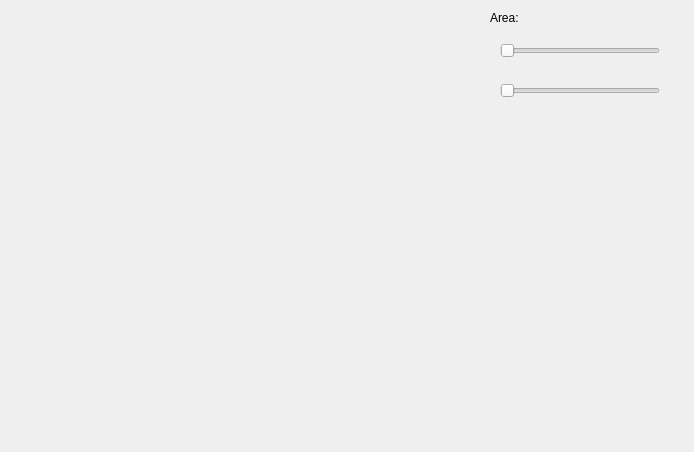
Above: ContoursDisplayer.ui from egoal/ImageProcessAssistant before the change. Below: the same form after it.
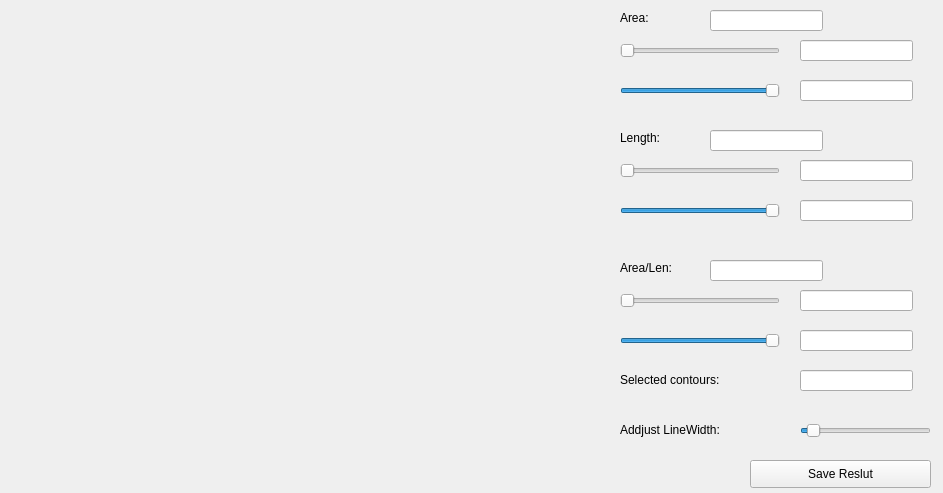
That is the form after the change.

Commit message: 20160605 contour filter function implemented

Diff of the .ui file:
```diff
--- a/ContoursDisplayer.ui
+++ b/ContoursDisplayer.ui
@@ -6,8 +6,8 @@
    <rect>
     <x>0</x>
     <y>0</y>
-    <width>694</width>
-    <height>452</height>
+    <width>943</width>
+    <height>493</height>
    </rect>
   </property>
   <property name="windowTitle">
@@ -18,7 +18,7 @@
     <rect>
      <x>10</x>
      <y>10</y>
-     <width>411</width>
+     <width>561</width>
      <height>431</height>
     </rect>
    </property>
@@ -29,12 +29,15 @@
   <widget class="QSlider" name="horizontalSlider">
    <property name="geometry">
     <rect>
-     <x>500</x>
+     <x>620</x>
      <y>40</y>
      <width>160</width>
      <height>22</height>
     </rect>
    </property>
+   <property name="maximum">
+    <number>100</number>
+   </property>
    <property name="orientation">
     <enum>Qt::Horizontal</enum>
    </property>
@@ -42,12 +45,18 @@
   <widget class="QSlider" name="horizontalSlider_2">
    <property name="geometry">
     <rect>
-     <x>500</x>
+     <x>620</x>
      <y>80</y>
      <width>160</width>
      <height>22</height>
     </rect>
    </property>
+   <property name="maximum">
+    <number>100</number>
+   </property>
+   <property name="value">
+    <number>100</number>
+   </property>
    <property name="orientation">
     <enum>Qt::Horizontal</enum>
    </property>
@@ -55,16 +64,303 @@
   <widget class="QLabel" name="label">
    <property name="geometry">
     <rect>
-     <x>490</x>
+     <x>620</x>
      <y>10</y>
-     <width>72</width>
-     <height>15</height>
+     <width>51</width>
+     <height>16</height>
     </rect>
    </property>
    <property name="text">
     <string>Area:</string>
    </property>
   </widget>
+  <widget class="QLineEdit" name="AreaRange">
+   <property name="geometry">
+    <rect>
+     <x>710</x>
+     <y>10</y>
+     <width>113</width>
+     <height>21</height>
+    </rect>
+   </property>
+   <property name="readOnly">
+    <bool>true</bool>
+   </property>
+  </widget>
+  <widget class="QLabel" name="label_2">
+   <property name="geometry">
+    <rect>
+     <x>620</x>
+     <y>130</y>
+     <width>51</width>
+     <height>16</height>
+    </rect>
+   </property>
+   <property name="text">
+    <string>Length:</string>
+   </property>
+  </widget>
+  <widget class="QSlider" name="LengthHigh">
+   <property name="geometry">
+    <rect>
+     <x>620</x>
+     <y>200</y>
+     <width>160</width>
+     <height>22</height>
+    </rect>
+   </property>
+   <property name="maximum">
+    <number>100</number>
+   </property>
+   <property name="value">
+    <number>100</number>
+   </property>
+   <property name="orientation">
+    <enum>Qt::Horizontal</enum>
+   </property>
+  </widget>
+  <widget class="QLineEdit" name="LengthRange">
+   <property name="geometry">
+    <rect>
+     <x>710</x>
+     <y>130</y>
+     <width>113</width>
+     <height>21</height>
+    </rect>
+   </property>
+   <property name="readOnly">
+    <bool>true</bool>
+   </property>
+  </widget>
+  <widget class="QSlider" name="LengthLow">
+   <property name="geometry">
+    <rect>
+     <x>620</x>
+     <y>160</y>
+     <width>160</width>
+     <height>22</height>
+    </rect>
+   </property>
+   <property name="maximum">
+    <number>100</number>
+   </property>
+   <property name="orientation">
+    <enum>Qt::Horizontal</enum>
+   </property>
+  </widget>
+  <widget class="QLineEdit" name="editAreaLow">
+   <property name="geometry">
+    <rect>
+     <x>800</x>
+     <y>40</y>
+     <width>113</width>
+     <height>21</height>
+    </rect>
+   </property>
+   <property name="readOnly">
+    <bool>true</bool>
+   </property>
+  </widget>
+  <widget class="QLineEdit" name="editAreaHigh">
+   <property name="geometry">
+    <rect>
+     <x>800</x>
+     <y>80</y>
+     <width>113</width>
+     <height>21</height>
+    </rect>
+   </property>
+   <property name="readOnly">
+    <bool>true</bool>
+   </property>
+  </widget>
+  <widget class="QLineEdit" name="editLengthHigh">
+   <property name="geometry">
+    <rect>
+     <x>800</x>
+     <y>200</y>
+     <width>113</width>
+     <height>21</height>
+    </rect>
+   </property>
+   <property name="readOnly">
+    <bool>true</bool>
+   </property>
+  </widget>
+  <widget class="QLineEdit" name="editLengthLow">
+   <property name="geometry">
+    <rect>
+     <x>800</x>
+     <y>160</y>
+     <width>113</width>
+     <height>21</height>
+    </rect>
+   </property>
+   <property name="readOnly">
+    <bool>true</bool>
+   </property>
+  </widget>
+  <widget class="QLineEdit" name="editContourCount">
+   <property name="geometry">
+    <rect>
+     <x>800</x>
+     <y>370</y>
+     <width>113</width>
+     <height>21</height>
+    </rect>
+   </property>
+   <property name="readOnly">
+    <bool>true</bool>
+   </property>
+  </widget>
+  <widget class="QLabel" name="label_3">
+   <property name="geometry">
+    <rect>
+     <x>620</x>
+     <y>370</y>
+     <width>151</width>
+     <height>20</height>
+    </rect>
+   </property>
+   <property name="text">
+    <string>Selected contours:</string>
+   </property>
+  </widget>
+  <widget class="QSlider" name="sliderLineWidth">
+   <property name="geometry">
+    <rect>
+     <x>800</x>
+     <y>420</y>
+     <width>131</width>
+     <height>22</height>
+    </rect>
+   </property>
+   <property name="minimum">
+    <number>1</number>
+   </property>
+   <property name="maximum">
+    <number>20</number>
+   </property>
+   <property name="value">
+    <number>2</number>
+   </property>
+   <property name="orientation">
+    <enum>Qt::Horizontal</enum>
+   </property>
+  </widget>
+  <widget class="QLabel" name="label_4">
+   <property name="geometry">
+    <rect>
+     <x>620</x>
+     <y>420</y>
+     <width>151</width>
+     <height>20</height>
+    </rect>
+   </property>
+   <property name="text">
+    <string>Addjust LineWidth:</string>
+   </property>
+  </widget>
+  <widget class="QLineEdit" name="editALHigh">
+   <property name="geometry">
+    <rect>
+     <x>800</x>
+     <y>330</y>
+     <width>113</width>
+     <height>21</height>
+    </rect>
+   </property>
+   <property name="readOnly">
+    <bool>true</bool>
+   </property>
+  </widget>
+  <widget class="QLabel" name="label_5">
+   <property name="geometry">
+    <rect>
+     <x>620</x>
+     <y>260</y>
+     <width>101</width>
+     <height>16</height>
+    </rect>
+   </property>
+   <property name="text">
+    <string>Area/Len:</string>
+   </property>
+  </widget>
+  <widget class="QLineEdit" name="ALRange">
+   <property name="geometry">
+    <rect>
+     <x>710</x>
+     <y>260</y>
+     <width>113</width>
+     <height>21</height>
+    </rect>
+   </property>
+   <property name="readOnly">
+    <bool>true</bool>
+   </property>
+  </widget>
+  <widget class="QLineEdit" name="editALLow">
+   <property name="geometry">
+    <rect>
+     <x>800</x>
+     <y>290</y>
+     <width>113</width>
+     <height>21</height>
+    </rect>
+   </property>
+   <property name="readOnly">
+    <bool>true</bool>
+   </property>
+  </widget>
+  <widget class="QSlider" name="ALHigh">
+   <property name="geometry">
+    <rect>
+     <x>620</x>
+     <y>330</y>
+     <width>160</width>
+     <height>22</height>
+    </rect>
+   </property>
+   <property name="maximum">
+    <number>100</number>
+   </property>
+   <property name="value">
+    <number>100</number>
+   </property>
+   <property name="orientation">
+    <enum>Qt::Horizontal</enum>
+   </property>
+  </widget>
+  <widget class="QSlider" name="ALLow">
+   <property name="geometry">
+    <rect>
+     <x>620</x>
+     <y>290</y>
+     <width>160</width>
+     <height>22</height>
+    </rect>
+   </property>
+   <property name="maximum">
+    <number>100</number>
+   </property>
+   <property name="orientation">
+    <enum>Qt::Horizontal</enum>
+   </property>
+  </widget>
+  <widget class="QPushButton" name="pushButton">
+   <property name="geometry">
+    <rect>
+     <x>750</x>
+     <y>460</y>
+     <width>181</width>
+     <height>28</height>
+    </rect>
+   </property>
+   <property name="text">
+    <string>Save Reslut</string>
+   </property>
+  </widget>
  </widget>
  <resources/>
  <connections/>
```
Left out of the diff: 4 changed lines with no effect on the pictures. The commit also changes 7 other files.
